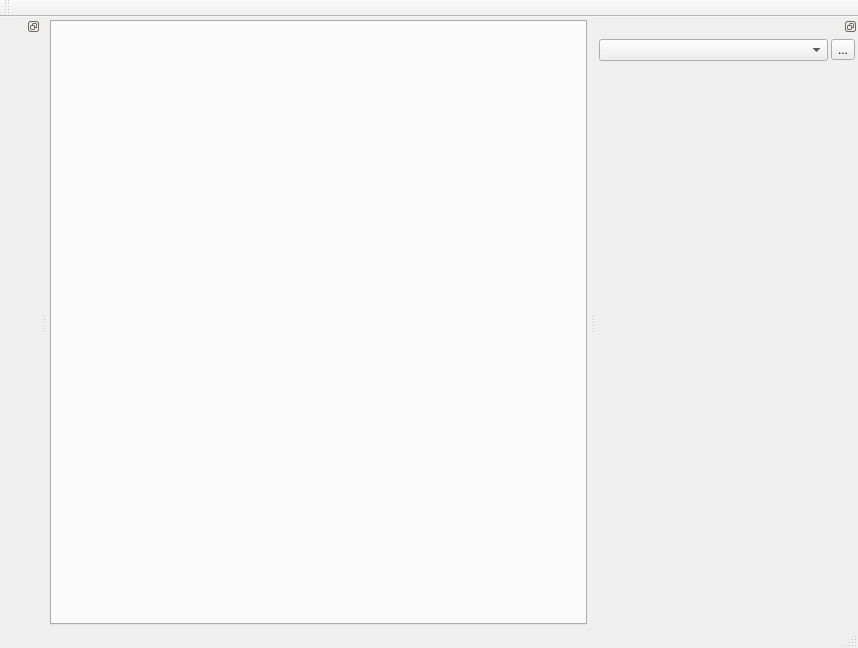
Old version of the form mainwindow.ui in the repository LeZheng/Canary-Adb.
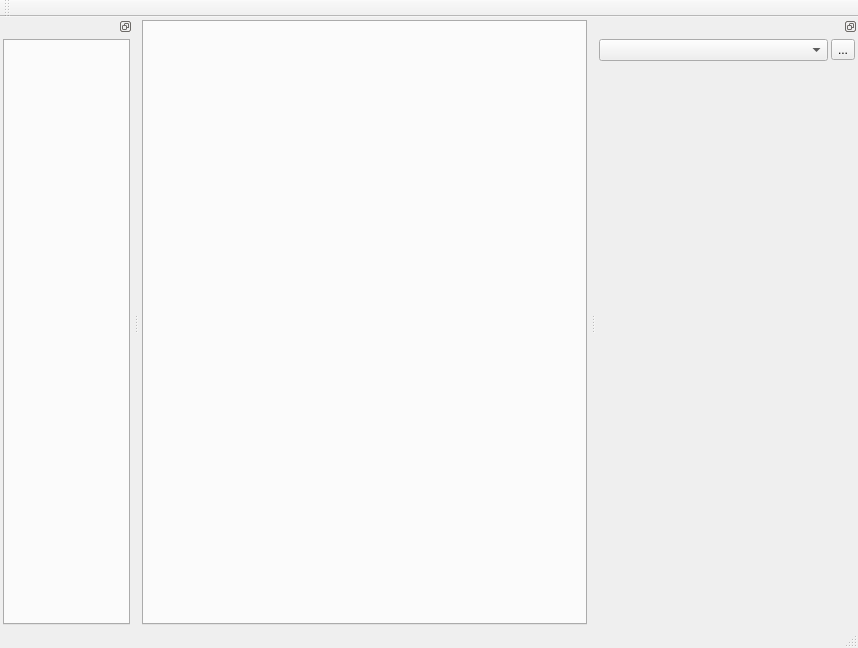
New version of the form.

The edit to the form file:
```diff
--- a/mainwindow.ui
+++ b/mainwindow.ui
@@ -137,7 +137,47 @@
    <attribute name="dockWidgetArea">
     <number>1</number>
    </attribute>
-   <widget class="QWidget" name="dockWidgetContents_2"/>
+   <widget class="QWidget" name="dockWidgetContents_2">
+    <layout class="QGridLayout" name="gridLayout_3">
+     <property name="leftMargin">
+      <number>3</number>
+     </property>
+     <property name="topMargin">
+      <number>3</number>
+     </property>
+     <property name="rightMargin">
+      <number>3</number>
+     </property>
+     <property name="bottomMargin">
+      <number>3</number>
+     </property>
+     <property name="spacing">
+      <number>3</number>
+     </property>
+     <item row="0" column="0">
+      <widget class="QTabWidget" name="fileTabWidget">
+       <property name="contextMenuPolicy">
+        <enum>Qt::NoContextMenu</enum>
+       </property>
+       <property name="tabPosition">
+        <enum>QTabWidget::North</enum>
+       </property>
+       <property name="tabShape">
+        <enum>QTabWidget::Rounded</enum>
+       </property>
+       <property name="currentIndex">
+        <number>-1</number>
+       </property>
+       <property name="documentMode">
+        <bool>false</bool>
+       </property>
+       <property name="tabsClosable">
+        <bool>true</bool>
+       </property>
+      </widget>
+     </item>
+    </layout>
+   </widget>
   </widget>
  </widget>
  <layoutdefault spacing="6" margin="11"/>
```
